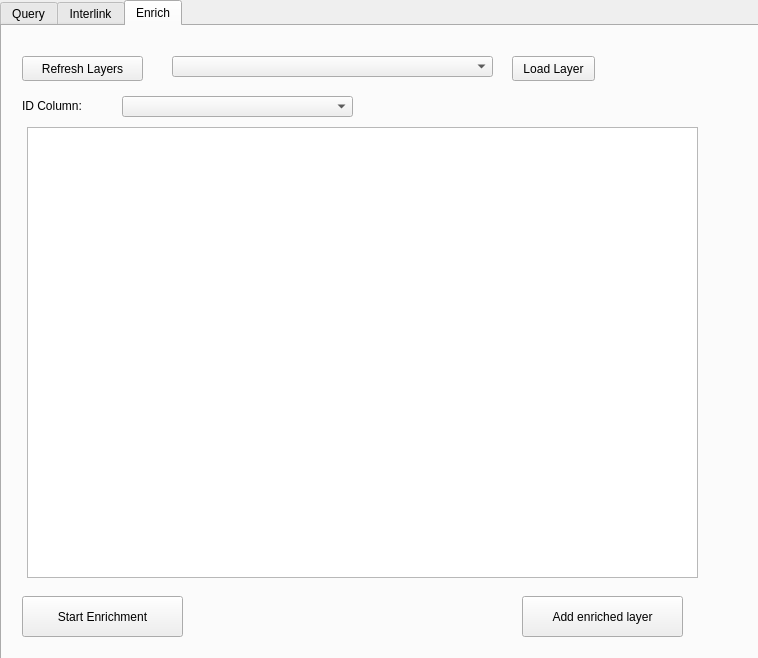
Old version of the form sparql_unicorn/sparql_unicorn_dialog_base.ui in the repository sparqlunicorn/sparqlunicornGoesGIS.
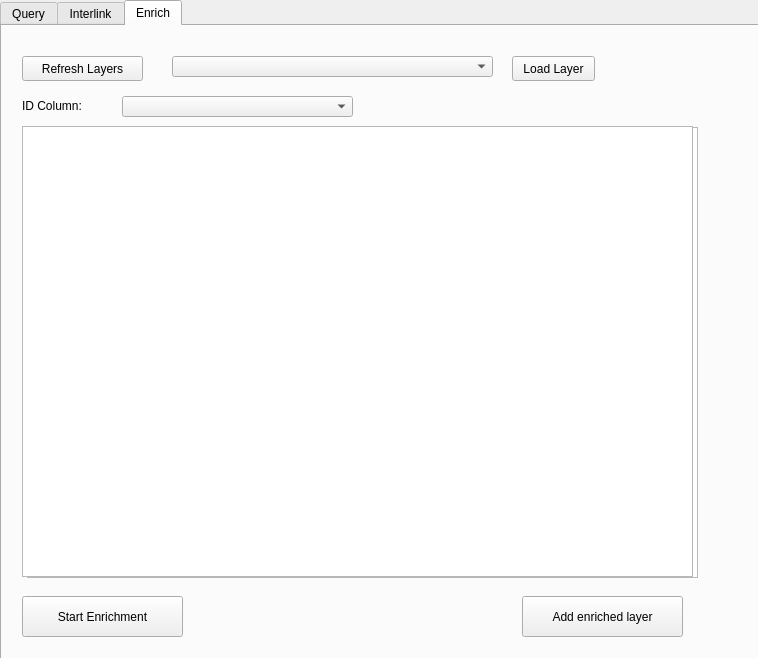
New version of the form. The open tabs and pages were chosen to show the change.

Commit message: More work on enrichment dialog

What changed in the file:
```diff
--- a/sparql_unicorn/sparql_unicorn_dialog_base.ui
+++ b/sparql_unicorn/sparql_unicorn_dialog_base.ui
@@ -617,6 +617,16 @@
       </rect>
      </property>
     </widget>
+    <widget class="QTableWidget" name="enrichTableResult">
+     <property name="geometry">
+      <rect>
+       <x>20</x>
+       <y>100</y>
+       <width>671</width>
+       <height>451</height>
+      </rect>
+     </property>
+    </widget>
    </widget>
   </widget>
  </widget>
```
Left out of the diff: 2 changed lines with no effect on the pictures. The commit also changes 1 other file.
